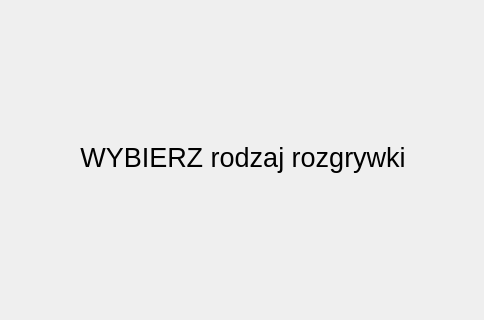
This is ChessGUIV3/ChessGUIV3.ui in GreysonKrystian/chess as Qt 5 draws it before an edit; both pictures show x 322 to 806 and y 102 to 422 of the 1130 by 957 pixel window. The edited form follows.
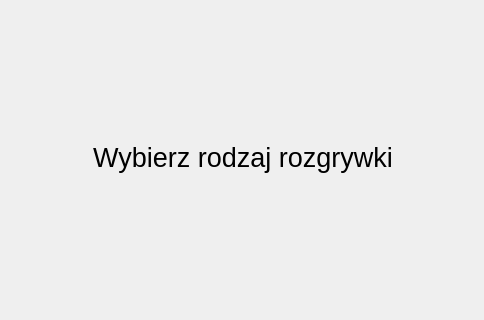
This is the edited form. The open tabs and pages were chosen to show the change.

```diff
--- a/ChessGUIV3/ChessGUIV3.ui
+++ b/ChessGUIV3/ChessGUIV3.ui
@@ -3482,7 +3482,7 @@
          </font>
         </property>
         <property name="text">
-         <string>WYBIERZ rodzaj rozgrywki</string>
+         <string>Wybierz rodzaj rozgrywki</string>
         </property>
         <property name="textFormat">
          <enum>Qt::RichText</enum>
```
